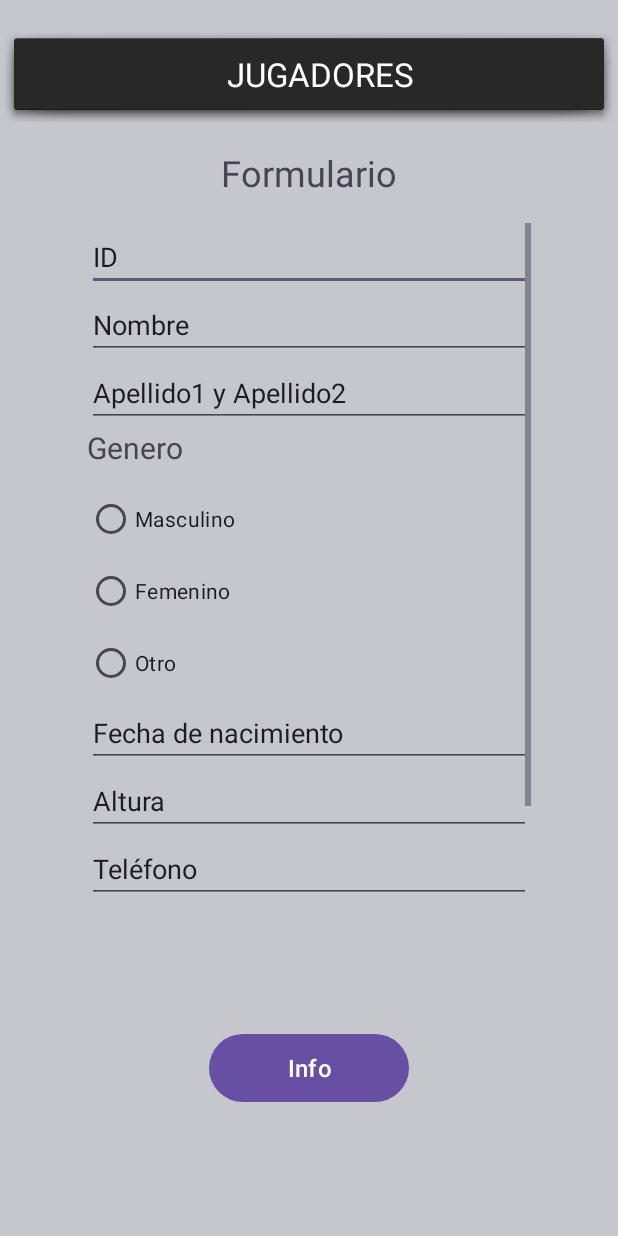
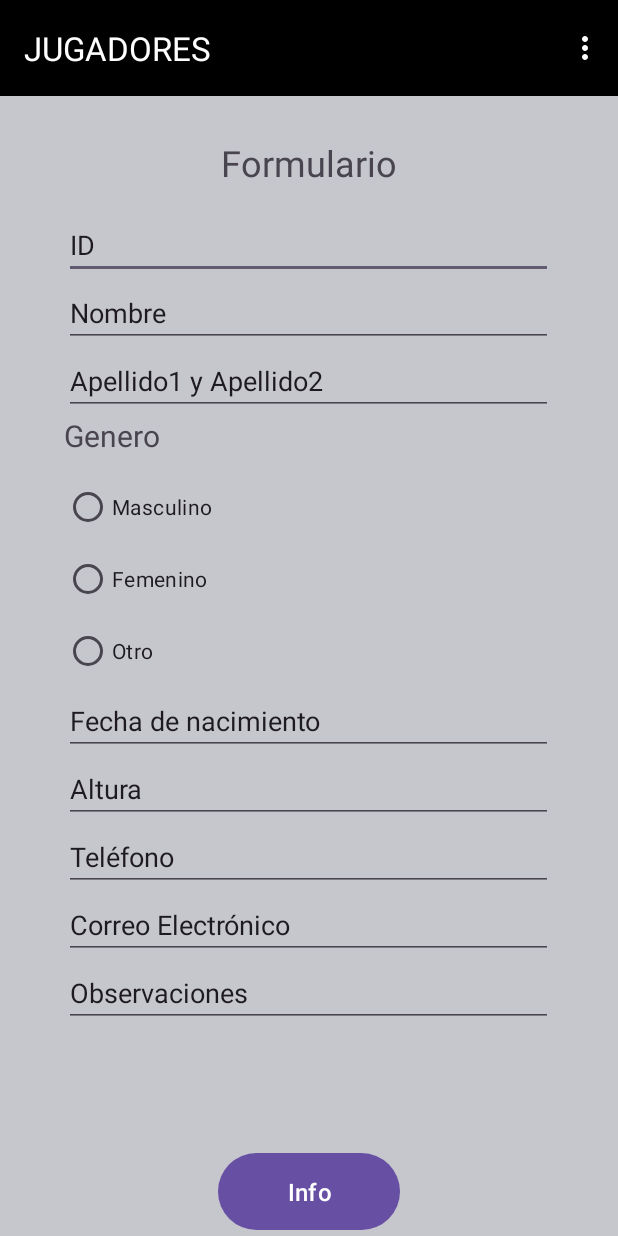
Before and after one commit to AdriTomBar/GestionDeportiva, an Android app: the Jugadores screen opened directly, with no data from a screen before it, on a phone screen of 412 x 824 dp. Run offline under Robolectric (Android 15) with nearby library versions, the phone set to English and light mode, and no system bars.

Commit message:
Implementado el menu en las aplicaciones de la entrega 1 ymodificada la actividad ppal

```diff
--- a/app/src/main/AndroidManifest.xml
+++ b/app/src/main/AndroidManifest.xml
@@ -12,6 +12,12 @@
         android:supportsRtl="true"
         android:theme="@style/Theme.GestionClubDeportivo"
         tools:targetApi="31">
+        <activity
+            android:name=".Equipos"
+            android:exported="false" />
+        <activity
+            android:name=".Informes"
+            android:exported="false" />
         <activity
             android:name=".Jugadores"
             android:exported="false" />
--- a/app/src/main/res/layout/activity_jugadores.xml
+++ b/app/src/main/res/layout/activity_jugadores.xml
@@ -9,31 +9,29 @@
     tools:context=".Jugadores">
 
     <androidx.appcompat.widget.Toolbar
-        android:id="@+id/toolbar3"
-        android:layout_width="409dp"
-        android:layout_height="wrap_content"
-        android:background="@android:drawable/dialog_holo_dark_frame"
-        android:minHeight="?attr/actionBarSize"
-        android:theme="?attr/actionBarTheme"
-        app:layout_constraintBottom_toBottomOf="parent"
+        android:id="@+id/toolbar"
+        android:layout_width="match_parent"
+        android:layout_height="?attr/actionBarSize"
+        android:background="@color/black"
+        android:elevation="4dp"
+        android:theme="@style/ThemeOverlay.AppCompat.Dark.ActionBar"
         app:layout_constraintEnd_toEndOf="parent"
         app:layout_constraintStart_toStartOf="parent"
         app:layout_constraintTop_toTopOf="parent"
-        app:layout_constraintVertical_bias="0.023"
-        app:title="@string/jugadores_titulo"
-        app:titleMarginStart="150dp"
-        app:titleMargins="0dp"
+        app:popupTheme="@style/ThemeOverlay.AppCompat.Light"
+        app:title="JUGADORES"
         app:titleTextColor="@color/white" />
 
     <ScrollView
         android:id="@+id/scrollView2"
-        android:layout_width="296dp"
-        android:layout_height="460dp"
+        android:layout_width="326dp"
+        android:layout_height="591dp"
+        android:layout_marginBottom="16dp"
         app:layout_constraintBottom_toBottomOf="parent"
         app:layout_constraintEnd_toEndOf="parent"
+        app:layout_constraintHorizontal_bias="0.494"
         app:layout_constraintStart_toStartOf="parent"
-        app:layout_constraintTop_toBottomOf="@+id/toolbar3"
-        app:layout_constraintVertical_bias="0.238"
+        app:layout_constraintTop_toBottomOf="@+id/toolbar"
         tools:ignore="SpeakableTextPresentCheck">
 
         <LinearLayout
@@ -143,23 +141,26 @@
         android:id="@+id/labelForm"
         android:layout_width="wrap_content"
         android:layout_height="wrap_content"
+        android:layout_marginBottom="16dp"
         android:text="@string/formulario"
         android:textSize="24sp"
         app:layout_constraintBottom_toTopOf="@+id/scrollView2"
         app:layout_constraintEnd_toEndOf="parent"
         app:layout_constraintStart_toStartOf="parent"
-        app:layout_constraintTop_toBottomOf="@+id/toolbar3" />
+        app:layout_constraintTop_toBottomOf="@+id/toolbar"
+        app:layout_constraintVertical_bias="1.0"
+        tools:ignore="UnknownId" />
 
     <Button
         android:id="@+id/btInfo"
-        android:layout_width="133dp"
-        android:layout_height="53dp"
+        android:layout_width="121dp"
+        android:layout_height="59dp"
         android:text="@string/info"
         android:textSize="16sp"
         app:layout_constraintBottom_toBottomOf="parent"
         app:layout_constraintEnd_toEndOf="parent"
         app:layout_constraintStart_toStartOf="parent"
-        app:layout_constraintTop_toBottomOf="@+id/scrollView2"
-        app:layout_constraintVertical_bias="0.473" />
+        app:layout_constraintTop_toTopOf="@+id/toolbar"
+        app:layout_constraintVertical_bias="1.0" />
 
 </androidx.constraintlayout.widget.ConstraintLayout>
--- /dev/null
+++ b/app/src/main/res/menu/menu.xml
@@ -0,0 +1,14 @@
+<?xml version="1.0" encoding="utf-8"?>
+<menu xmlns:android="http://schemas.android.com/apk/res/android">
+    <item
+        android:id="@+id/jugadores"
+        android:title="@string/btJugadores" />
+    <item android:id="@+id/equipos"
+        android:title="@string/equipos" />
+    <item android:id="@+id/informes"
+        android:title="@string/informes" />
+    <item android:id="@+id/acercaDe"
+        android:title="@string/btAcercaDe" />
+    <item android:id="@+id/salir"
+        android:title="@string/salirBtn" />
+</menu>
--- a/app/src/main/res/values/strings.xml
+++ b/app/src/main/res/values/strings.xml
@@ -22,4 +22,6 @@
     <string name="femenino">Femenino</string>
     <string name="otro">Otro</string>
     <string name="formulario">Formulario</string>
+    <string name="equipos">Eqipos</string>
+    <string name="informes">Informes</string>
 </resources>
```
Also changed, not shown: app/src/main/java/com/example/gestionclubdeportivo/AcercaDe.java (+53 -4 lines), app/src/main/java/com/example/gestionclubdeportivo/Equipos.java (added, +24 -0 lines), app/src/main/java/com/example/gestionclubdeportivo/Informes.java (added, +24 -0 lines), app/src/main/java/com/example/gestionclubdeportivo/Jugadores.java (+53 -3 lines), app/src/main/java/com/example/gestionclubdeportivo/MainActivity.java (+45 -69 lines), app/src/main/res/layout/activity_acerca_de.xml (+9 -10 lines), app/src/main/res/layout/activity_equipos.xml (added, +10 -0 lines), app/src/main/res/layout/activity_informes.xml (added, +10 -0 lines), app/src/main/res/layout/activity_main.xml (+10 -114 lines), 1 other file.
